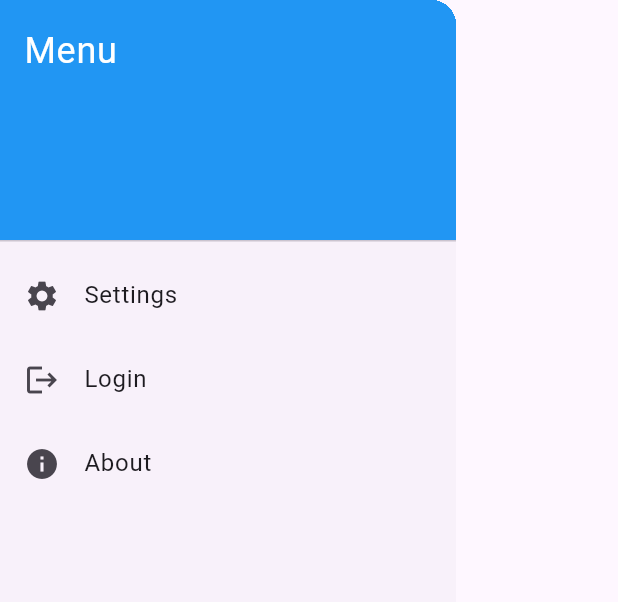
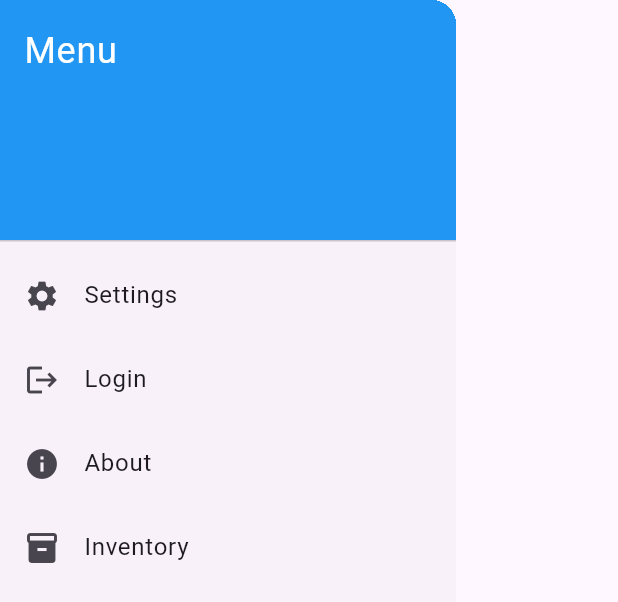
Before and after one commit to VoxMonstra/CSC-4610-Web-Warriors, a Flutter app: the AppDrawer widget shown alone on an empty page, opened directly, on a phone screen of 412 x 824 dp. Shown: the top 602 px of the screen. Run offline on Flutter 3.47's test engine with Material 3 defaults, Android fonts, the phone set to English and light mode, and no system bars; missing offline and left inert: mysql1.

Commit message:
feat: inventory tab within the drawer

```diff
--- a/src/lib/widgets/drawer.dart
+++ b/src/lib/widgets/drawer.dart
@@ -49,6 +49,14 @@ class AppDrawer extends StatelessWidget {
                 Navigator.pushNamed(context, '/about');
               },
             ),
+          if (currPage.data != "inventory")
+            ListTile(
+              leading: Icon(Icons.inventory),
+              title: Text('Inventory'),
+              onTap: () {
+                Navigator.pushNamed(context, '/inventory');
+              },
+            ),
         ],
       ),
     );
```
